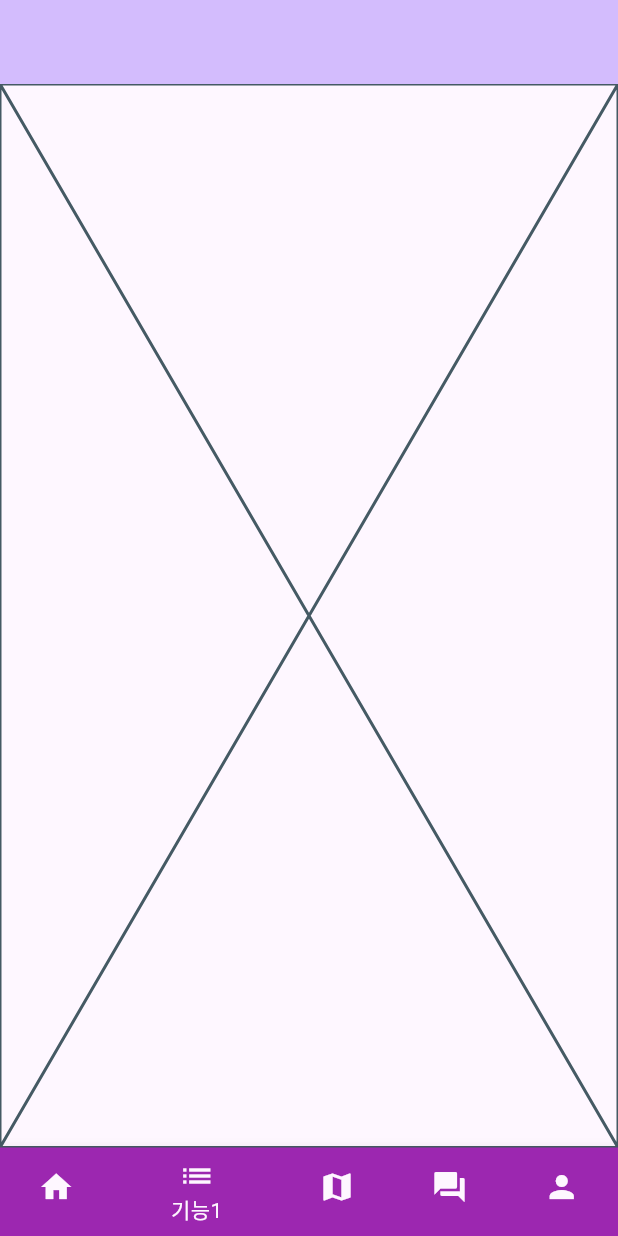
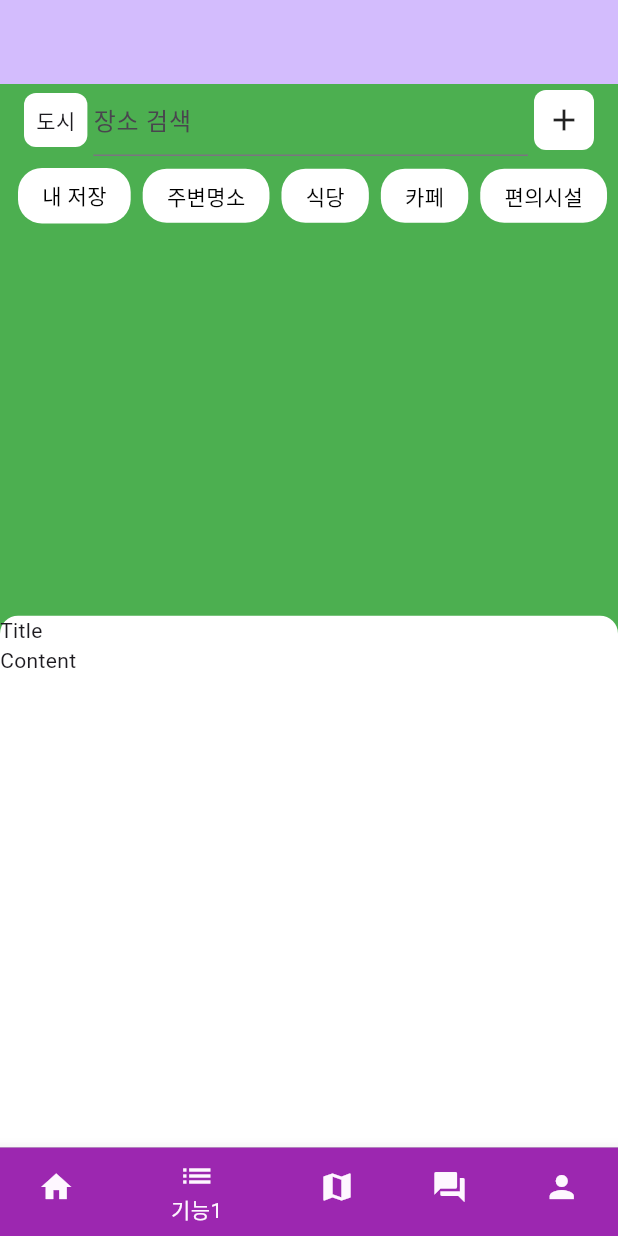
Before and after one commit to jaekyung-you/flutter_factory, a Flutter app: the screen it shows after launch, item 2 of the bottom bar chosen, on a phone screen of 412 x 824 dp. Run offline on Flutter 3.47's test engine with Material 3 defaults, Android fonts, the phone set to English and light mode, and no system bars; our stand-ins replace get; Roboto replaces fonts that are missing (Pretendard).

Commit message:
map_screen 레이아웃 구성

```diff
--- /dev/null
+++ b/lib/presentation/common/base_row_filter.dart
@@ -0,0 +1,34 @@
+import 'package:flutter/material.dart';
+import 'package:flutter_factory/config/app_config.dart';
+
+class BaseRowFilter extends StatelessWidget {
+  final List<String> items;
+
+  const BaseRowFilter({super.key, required this.items});
+
+  @override
+  Widget build(BuildContext context) {
+    return SingleChildScrollView(
+      scrollDirection: Axis.horizontal,
+      child: Row(
+        children: [
+          const SizedBox(width: AppConfig.contentPadding),
+          for (String item in items)
+            Padding(
+                padding: const EdgeInsets.all(AppConfig.contentPadding / 2),
+                child: InkWell(
+                  onTap: () {},
+                  child: Container(
+                    decoration: BoxDecoration(borderRadius: BorderRadius.circular(AppConfig.borderRadiusSub), color: Colors.white),
+                    padding: EdgeInsets.symmetric(horizontal: AppConfig.innerPadding, vertical: AppConfig.contentPadding),
+                    child: Text(
+                      item,
+                      style: TextStyle(fontWeight: FontWeight.w500, color: Colors.black),
+                    ),
+                  ),
+                ))
+        ],
+      ),
+    );
+  }
+}
--- a/lib/presentation/map/map_controller.dart
+++ b/lib/presentation/map/map_controller.dart
@@ -1,5 +1,8 @@
+import 'package:flutter/cupertino.dart';
 import 'package:get/get.dart';
 
 class MapController extends GetxController {
 
+  TextEditingController placeTextController = TextEditingController(); // 장소 검색
+  DraggableScrollableController draggableScrollableController = DraggableScrollableController();
 }
--- a/lib/presentation/map/map_screen.dart
+++ b/lib/presentation/map/map_screen.dart
@@ -1,4 +1,9 @@
 import 'package:flutter/material.dart';
+import 'package:flutter_factory/config/app_config.dart';
+import 'package:flutter_factory/presentation/common/base_row_filter.dart';
+import 'package:flutter_factory/presentation/map/map_controller.dart';
+import 'package:flutter_factory/presentation/map/widgets/city_filter.dart';
+import 'package:get/get.dart';
 
 class MapScreen extends StatefulWidget {
   const MapScreen({super.key});
@@ -8,8 +13,69 @@ class MapScreen extends StatefulWidget {
 }
 
 class _MapScreenState extends State<MapScreen> {
+  late MapController controller;
+  final _sheet = GlobalKey();
+
+  @override
+  void initState() {
+    super.initState();
+    controller = Get.isRegistered<MapController>() ? Get.find<MapController>() : Get.put(MapController());
+  }
+
   @override
   Widget build(BuildContext context) {
-    return const Placeholder();
+    return Scaffold(
+      body: Stack(
+        children: [
+          // Map
+          Container(color: Colors.green),
+
+          // Filter & FloatingButton, BottomSheet
+          Column(
+            children: [
+              CityFilter(
+                textEditingController: controller.placeTextController,
+              ),
+              const SizedBox(height: AppConfig.contentPadding / 2),
+              BaseRowFilter(items: ['내 저장', '주변명소', '식당', '카페', '편의시설', '쇼핑']),
+            ],
+          ),
+
+          DraggableScrollableSheet(
+              key: _sheet,
+              initialChildSize: 0.5,
+              maxChildSize: 1,
+              minChildSize: 0.2,
+              expand: true,
+              snap: true,
+              snapSizes: const [0.5],
+              controller: controller.draggableScrollableController,
+              builder: (context, scrollController) {
+                return DecoratedBox(
+                  decoration: const BoxDecoration(
+                    color: Colors.white,
+                    borderRadius: BorderRadius.only(
+                      topLeft: Radius.circular(12),
+                      topRight: Radius.circular(12),
+                    ),
+                  ),
+                  child: CustomScrollView(
+                    controller: scrollController,
+                    slivers: [
+                      const SliverToBoxAdapter(
+                        child: Text('Title'),
+                      ),
+                      SliverList.list(
+                        children: const [
+                          Text('Content'),
+                        ],
+                      ),
+                    ],
+                  ),
+                );
+              })
+        ],
+      ),
+    );
   }
 }
--- /dev/null
+++ b/lib/presentation/map/widgets/city_filter.dart
@@ -0,0 +1,58 @@
+import 'package:flutter/material.dart';
+import 'package:flutter_factory/config/app_config.dart';
+
+class CityFilter extends StatelessWidget {
+  final TextEditingController textEditingController;
+
+  const CityFilter({super.key, required this.textEditingController});
+
+  @override
+  Widget build(BuildContext context) {
+    return Padding(
+      padding: const EdgeInsets.symmetric(horizontal: AppConfig.innerPadding),
+      child: Row(
+        children: [
+          InkWell(
+            onTap: () {
+
+            },
+            child: Container(
+              padding: const EdgeInsets.all(AppConfig.contentPadding),
+              decoration: BoxDecoration(
+                color: Colors.white,
+                borderRadius: BorderRadius.circular(8),
+              ),
+              child: Text('도시'),
+            ),
+          ),
+
+          const SizedBox(width: 4),
+          Expanded(child: TextField(
+            controller: textEditingController,
+            decoration: InputDecoration(
+              hintText: '장소 검색',
+            ),
+          )),
+
+          const SizedBox(width: 4),
+
+
+          InkWell(
+            onTap: () {
+
+            },
+            child: Container(
+              padding: const EdgeInsets.all(AppConfig.contentPadding),
+              decoration: BoxDecoration(
+                color: Colors.white,
+                borderRadius: BorderRadius.circular(8),
+              ),
+              child: Icon(Icons.add),
+            ),
+          ),
+
+        ],
+      ),
+    );
+  }
+}
```
Also changed, not shown: lib/presentation/map/widgets.dart (deleted).
